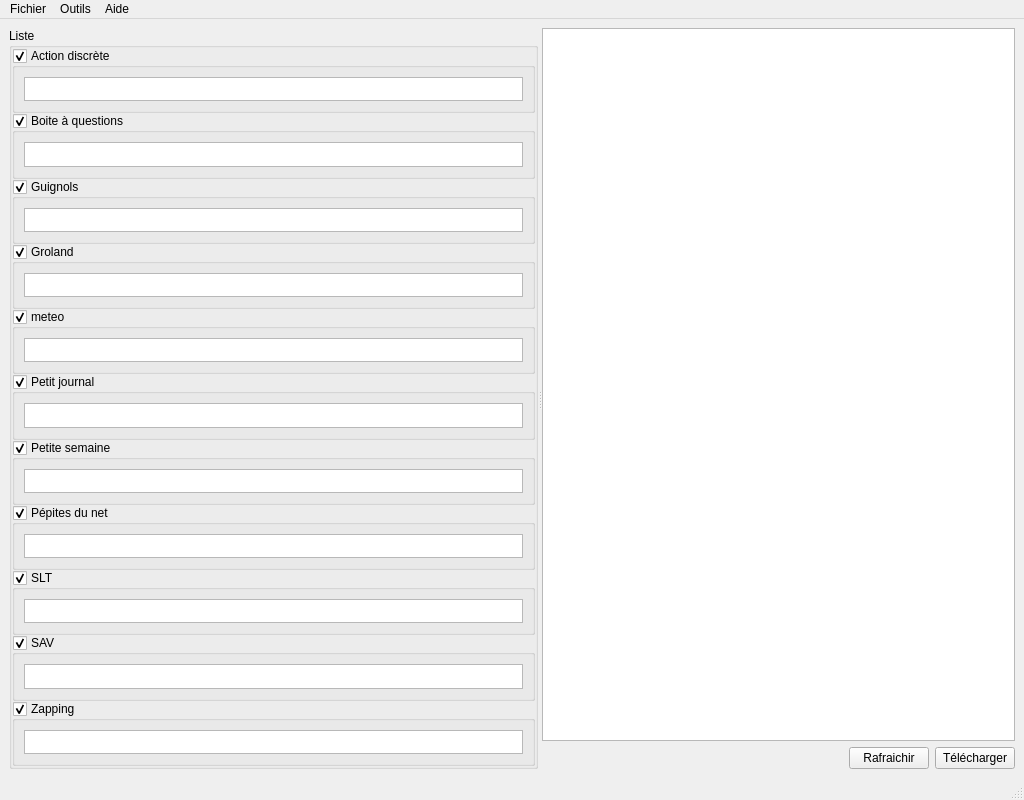
Old version of the form Ui_MainWindow.ui in the repository joubu/CDL.
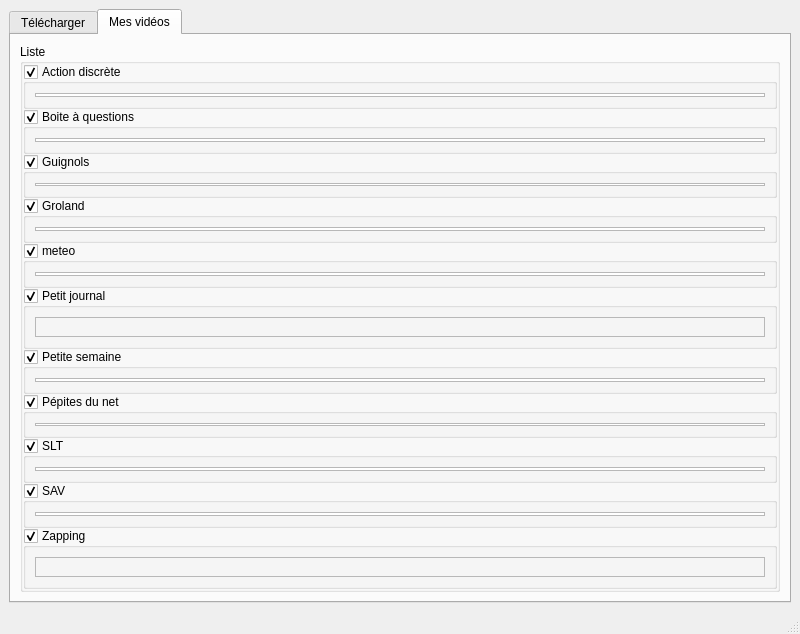
New version of the form. Custom widgets are drawn as their Qt base class.

Commit message: Modif dans l'arbo des layout pour la liste des catégories + séparation avec onglet pour 'download' et 'mes vidéos'

Diff of the .ui file:
```diff
--- a/Ui_MainWindow.ui
+++ b/Ui_MainWindow.ui
@@ -9,37 +9,83 @@
    <rect>
     <x>0</x>
     <y>0</y>
-    <width>1024</width>
-    <height>800</height>
+    <width>800</width>
+    <height>634</height>
    </rect>
   </property>
-  <property name="sizePolicy">
-   <sizepolicy hsizetype="Ignored" vsizetype="Ignored">
-    <horstretch>0</horstretch>
-    <verstretch>0</verstretch>
-   </sizepolicy>
-  </property>
   <property name="windowTitle">
    <string>CDL</string>
   </property>
   <widget class="QWidget" name="centralwidget">
    <layout class="QGridLayout" name="gridLayout">
     <item row="0" column="0">
-     <widget class="QSplitter" name="splitter">
-      <property name="sizePolicy">
-       <sizepolicy hsizetype="Expanding" vsizetype="Expanding">
-        <horstretch>0</horstretch>
-        <verstretch>0</verstretch>
-       </sizepolicy>
+     <widget class="QTabWidget" name="tabWidget">
+      <property name="currentIndex">
+       <number>1</number>
       </property>
+      <widget class="QWidget" name="tab">
+       <attribute name="title">
+        <string>Télécharger</string>
+       </attribute>
+       <layout class="QGridLayout" name="gridLayout">
+        <item row="0" column="0">
+         <layout class="QVBoxLayout" name="verticalLayout">
+          <item>
+           <widget class="ListAvailables" name="listAvailables"/>
+          </item>
+          <item>
+           <layout class="QVBoxLayout" name="verticalLayout_3">
+            <property name="sizeConstraint">
+             <enum>QLayout::SetDefaultConstraint</enum>
+            </property>
+            <item>
+             <layout class="QHBoxLayout" name="horizontalLayout">
+              <item>
+               <spacer name="horizontalSpacer">
       <property name="orientation">
        <enum>Qt::Horizontal</enum>
       </property>
+                <property name="sizeHint" stdset="0">
+                 <size>
+                  <width>40</width>
+                  <height>20</height>
+                 </size>
+                </property>
+               </spacer>
+              </item>
+              <item>
+               <widget class="QPushButton" name="pushButtonRefresh">
+                <property name="text">
+                 <string>Rafraichir</string>
+                </property>
+               </widget>
+              </item>
+              <item>
+               <widget class="QPushButton" name="pushButtonDownload">
+                <property name="text">
+                 <string>Télécharger</string>
+                </property>
+               </widget>
+              </item>
+             </layout>
+            </item>
+           </layout>
+          </item>
+         </layout>
+        </item>
+       </layout>
+      </widget>
+      <widget class="QWidget" name="tab">
+       <attribute name="title">
+        <string>Mes vidéos</string>
+       </attribute>
+       <layout class="QGridLayout" name="gridLayout_25">
+        <item row="0" column="0">
       <widget class="FileViewer" name="fileviewer">
        <property name="title">
         <string>Liste</string>
        </property>
-       <layout class="QVBoxLayout" name="verticalLayout">
+          <layout class="QVBoxLayout" name="verticalLayout_4">
         <property name="spacing">
          <number>0</number>
         </property>
@@ -182,15 +228,16 @@
           <property name="checkable">
            <bool>true</bool>
           </property>
-          <layout class="QGridLayout" name="gridLayout_7">
-           <item row="0" column="0">
-            <widget class="ListCategory" name="listWidget_petit">
-             <property name="sizePolicy">
-              <sizepolicy hsizetype="Expanding" vsizetype="Ignored">
-               <horstretch>0</horstretch>
-               <verstretch>0</verstretch>
-              </sizepolicy>
-             </property>
+             <layout class="QVBoxLayout" name="verticalLayout_2">
+              <item>
+               <widget class="QFrame" name="frame_2">
+                <property name="frameShape">
+                 <enum>QFrame::StyledPanel</enum>
+                </property>
+                <property name="frameShadow">
+                 <enum>QFrame::Raised</enum>
+                </property>
+                <layout class="QVBoxLayout" name="verticalLayout_7"/>
             </widget>
            </item>
           </layout>
@@ -307,64 +354,23 @@
           <property name="checkable">
            <bool>true</bool>
           </property>
-          <layout class="QGridLayout" name="gridLayout_12">
-           <item row="0" column="0">
-            <widget class="ListCategory" name="listWidget_zapping">
-             <property name="sizePolicy">
-              <sizepolicy hsizetype="Expanding" vsizetype="Ignored">
-               <horstretch>0</horstretch>
-               <verstretch>0</verstretch>
-              </sizepolicy>
-             </property>
-            </widget>
-           </item>
-          </layout>
-         </widget>
-        </item>
-       </layout>
-      </widget>
-      <widget class="QWidget" name="verticalLayoutWidget">
-       <layout class="QVBoxLayout" name="verticalLayout_2">
+             <layout class="QVBoxLayout" name="verticalLayout_5">
         <item>
-         <widget class="ListAvailables" name="listAvailables"/>
-        </item>
-        <item>
-         <layout class="QVBoxLayout" name="verticalLayout_3">
-          <property name="sizeConstraint">
-           <enum>QLayout::SetDefaultConstraint</enum>
-          </property>
-          <item>
-           <layout class="QHBoxLayout" name="horizontalLayout">
-            <item>
-             <spacer name="horizontalSpacer">
-              <property name="orientation">
-               <enum>Qt::Horizontal</enum>
-              </property>
-              <property name="sizeHint" stdset="0">
-               <size>
-                <width>40</width>
-                <height>20</height>
-               </size>
-              </property>
-             </spacer>
-            </item>
-            <item>
-             <widget class="QPushButton" name="pushButtonRefresh">
-              <property name="text">
-               <string>Rafraichir</string>
-              </property>
-             </widget>
-            </item>
-            <item>
-             <widget class="QPushButton" name="pushButtonDownload">
-              <property name="text">
-               <string>Télécharger</string>
-              </property>
+               <widget class="QFrame" name="frame">
+                <property name="frameShape">
+                 <enum>QFrame::StyledPanel</enum>
+                </property>
+                <property name="frameShadow">
+                 <enum>QFrame::Raised</enum>
+                </property>
+                <layout class="QVBoxLayout" name="verticalLayout_6"/>
+               </widget>
+              </item>
+             </layout>
              </widget>
             </item>
            </layout>
-          </item>
-         </layout>
+         </widget>
         </item>
        </layout>
       </widget>
@@ -377,31 +383,10 @@
     <rect>
      <x>0</x>
      <y>0</y>
-     <width>1024</width>
+     <width>800</width>
      <height>30</height>
     </rect>
    </property>
-   <widget class="QMenu" name="menuFichier">
-    <property name="title">
-     <string>Fichier</string>
-    </property>
-    <addaction name="actionQuitter"/>
-   </widget>
-   <widget class="QMenu" name="menuOutils">
-    <property name="title">
-     <string>Outils</string>
-    </property>
-    <addaction name="actionPr_f_rences"/>
-   </widget>
-   <widget class="QMenu" name="menuAide">
-    <property name="title">
-     <string>Aide</string>
-    </property>
-    <addaction name="action_propos"/>
-   </widget>
-   <addaction name="menuFichier"/>
-   <addaction name="menuOutils"/>
-   <addaction name="menuAide"/>
   </widget>
   <widget class="QStatusBar" name="statusbar"/>
   <action name="actionQuitter">
```
Left out of the diff: 138 changed lines with no effect on the pictures. Lines whose indentation alone changed are shown as unchanged. The commit also changes 7 other files.
